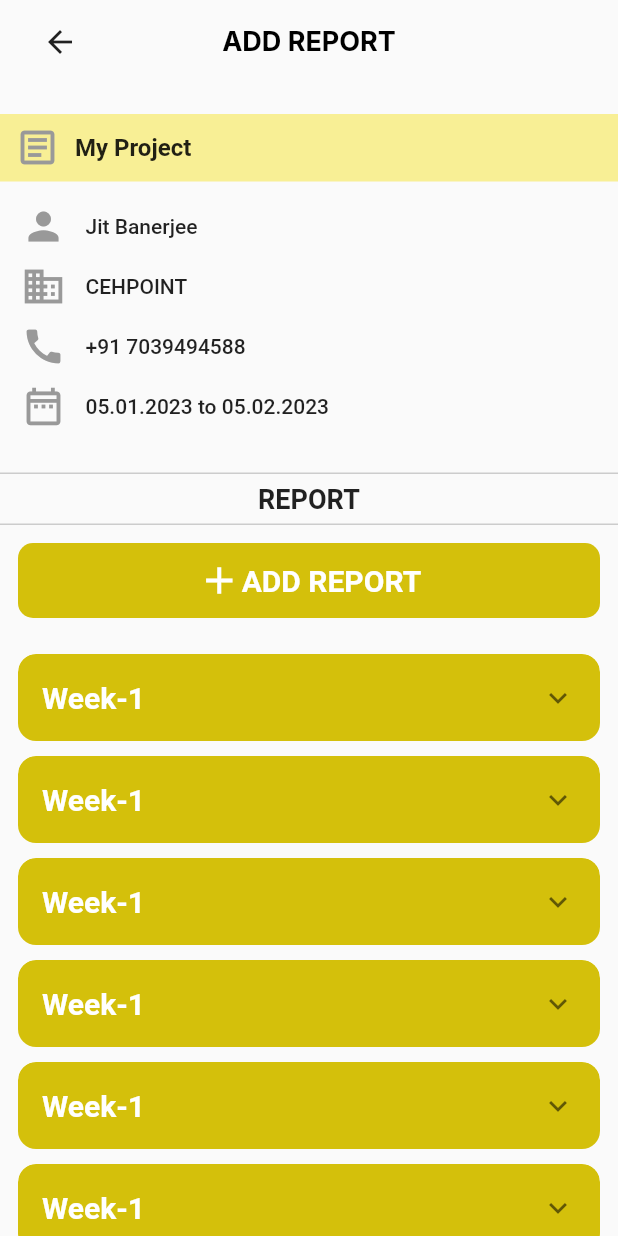
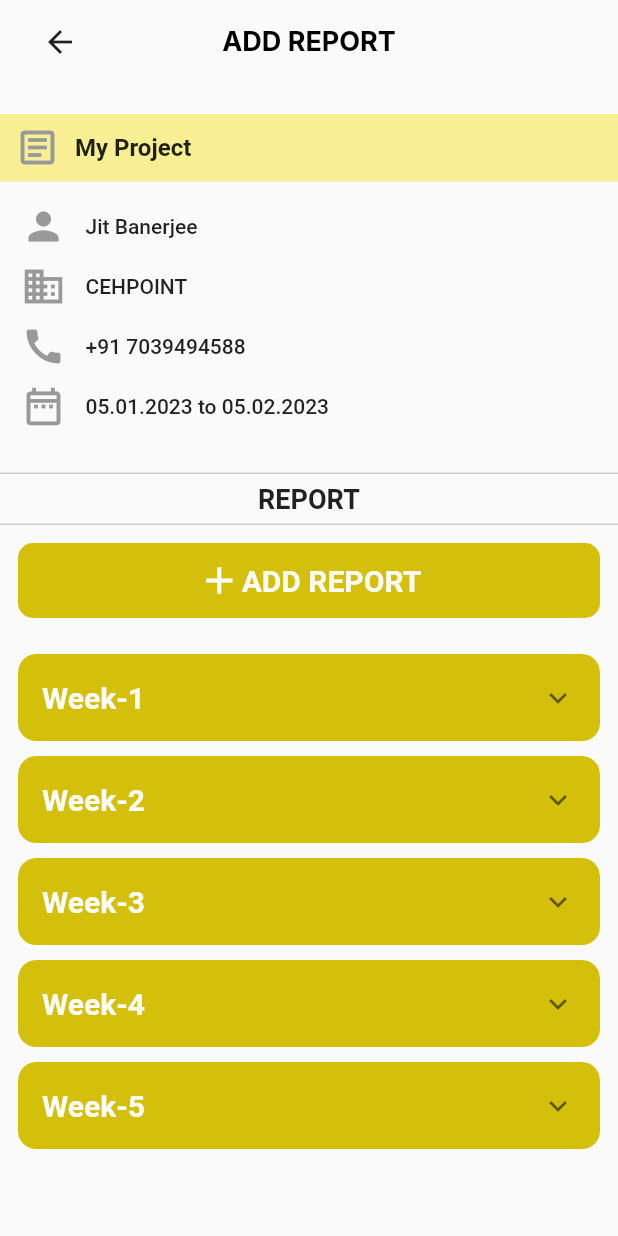
Before and after one commit to colourfulhacker/project-manager, a Flutter app: the AddReport screen opened directly, on a phone screen of 412 x 824 dp. Run offline on Flutter 3.47's test engine with Material 2 defaults, Android fonts, the phone set to English and light mode, and no system bars; our stand-ins replace cloud_firestore, firebase_core, flutter_rating_bar, get, google_fonts, shared_preferences; accounts and stored records are empty.

Commit message:
testing reports

```diff
--- a/lib/Controllers/authenticationController.dart
+++ b/lib/Controllers/authenticationController.dart
@@ -1,7 +1,7 @@
 import 'package:cehpoint_project_management/screens/Client/client_landing_screen.dart';
 import 'package:cehpoint_project_management/screens/ProjectManager/project_manager_landing_screen.dart';
 import 'package:cloud_firestore/cloud_firestore.dart';
-import 'package:flutter/cupertino.dart';
+
 import 'package:flutter/material.dart';
 import 'package:get/get.dart';
 
--- a/lib/main.dart
+++ b/lib/main.dart
@@ -2,8 +2,6 @@
 
 import 'package:cehpoint_project_management/Controllers/authenticationController.dart';
 import 'package:cehpoint_project_management/screens/Authentication/login_screen.dart';
-
-import 'package:cehpoint_project_management/screens/Client/feedback.dart';
 
 import 'package:firebase_core/firebase_core.dart';
 import 'package:flutter/material.dart';
--- a/lib/screens/ProjectManager/add_project.dart
+++ b/lib/screens/ProjectManager/add_project.dart
@@ -1,3 +1,5 @@
+import 'package:cehpoint_project_management/Controllers/project_list.dart';
+import 'package:cehpoint_project_management/screens/ProjectManager/project_manager_landing_screen.dart';
 import 'package:cloud_firestore/cloud_firestore.dart';
 import 'package:flutter/material.dart';
 import 'package:get/get.dart';
@@ -49,7 +51,8 @@ class _AddEmployeeState extends State<AddProject> {
             .showSnackBar(const SnackBar(content: Text('All Fields Required')));
         return;
       } else {
-        Navigator.of(context).pop();
+        ProjectNamesList.projectsNames.add(projectName);
+        Get.offAll(const ProjectManagerLandingScreen());
         clientNameController.clear();
         passwordController.clear();
         phoneController.clear();
@@ -76,6 +79,7 @@ class _AddEmployeeState extends State<AddProject> {
       });
       await FirebaseFirestore.instance.collection('users').doc(username).set({
         'password': password,
+        'project-name': projectName,
       });
     }
 
--- a/lib/screens/ProjectManager/add_report.dart
+++ b/lib/screens/ProjectManager/add_report.dart
@@ -228,20 +228,17 @@ class _AddReportState extends State<AddReport> {
               ),
 
               InkWell(
-                onTap: (){
+                onTap: () {
                   Get.to(() => const ReportDetails());
                 },
                 child: Container(
                   margin: const EdgeInsets.all(12),
-
                   width: MediaQuery.of(context).size.width,
                   height: 50,
                   decoration: BoxDecoration(
-
                     color: const Color(0xffD4C00B),
                     borderRadius: BorderRadius.circular(10),
                   ),
-
                   child: const Row(
                     mainAxisAlignment: MainAxisAlignment.center,
                     crossAxisAlignment: CrossAxisAlignment.center,
@@ -267,7 +264,7 @@ class _AddReportState extends State<AddReport> {
               Expanded(
                 child: ListView.builder(
                   padding: const EdgeInsets.all(12),
-                  itemCount: 10,
+                  itemCount: 5,
                   itemBuilder: (context, index) {
                     return Column(
                       children: [
@@ -289,9 +286,9 @@ class _AddReportState extends State<AddReport> {
                             ),
                             child: ExpansionTile(
                               initiallyExpanded: false,
-                              title: const Text(
-                                'Week-1',
-                                style: TextStyle(
+                              title: Text(
+                                'Week-${index + 1}',
+                                style: const TextStyle(
                                   color: Colors.white,
                                   fontSize: 20.0,
                                   fontWeight: FontWeight.w700,
@@ -323,7 +320,8 @@ class _AddReportState extends State<AddReport> {
                                                 "My Project Name",
                                                 style: TextStyle(
                                                   fontWeight: FontWeight.w700,
-                                                  fontSize: 16,),
+                                                  fontSize: 16,
+                                                ),
                                               ),
                                             ),
                                           ],
@@ -361,7 +359,7 @@ class _AddReportState extends State<AddReport> {
 
                                 //View FeedBack
                                 InkWell(
-                                  onTap:(){
+                                  onTap: () {
                                     Get.to(() => const WeeklyFeedback());
                                   },
                                   child: Container(
@@ -380,9 +378,9 @@ class _AddReportState extends State<AddReport> {
                                       ),
                                       child: const Row(
                                         mainAxisAlignment:
-                                        MainAxisAlignment.center,
+                                            MainAxisAlignment.center,
                                         crossAxisAlignment:
-                                        CrossAxisAlignment.center,
+                                            CrossAxisAlignment.center,
                                         children: [
                                           Icon(
                                             Icons.feedback_outlined,
--- a/lib/screens/ProjectManager/report_details.dart
+++ b/lib/screens/ProjectManager/report_details.dart
@@ -63,8 +63,7 @@ class _ReportDetailsState extends State<ReportDetails> {
                   padding: const EdgeInsets.all(20),
                   child: Column(
                     children: [
-                      Container(
-                        child: DropdownButtonFormField(
+                      DropdownButtonFormField(
                         dropdownColor: Colors.white,
                         isExpanded: false,
                         value: _value,
@@ -101,7 +100,6 @@ class _ReportDetailsState extends State<ReportDetails> {
                           ),
                         ],
                         onChanged: (v) {},
-                        ),
                       ),
                       const SizedBox(height: 30),
                       SizedBox(
```
Also changed, not shown: lib/Controllers/project_list.dart (added, +8 -0 lines), lib/screens/Authentication/login_screen.dart (+5 -6 lines), lib/screens/ProjectManager/project_manager_landing_screen.dart (+7 -11 lines). Lines whose indentation alone changed are shown as unchanged.
